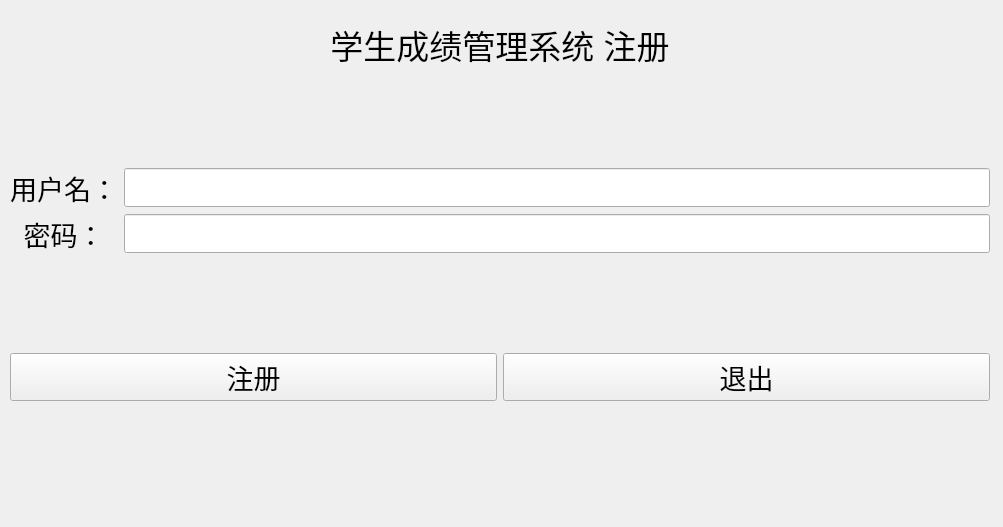
First picture: the form in registerwindow.ui, repository huiliyi-lmf/StudentScoreManagement, before the edit.
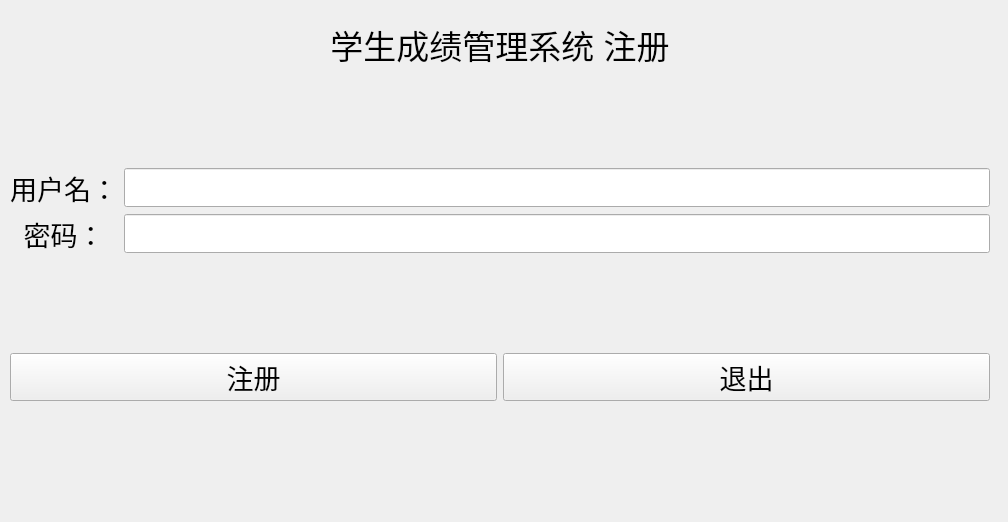
Second picture: the form after the edit.

The edit to the form file:
```diff
--- a/registerwindow.ui
+++ b/registerwindow.ui
@@ -6,8 +6,8 @@
    <rect>
     <x>0</x>
     <y>0</y>
-    <width>1003</width>
-    <height>527</height>
+    <width>1008</width>
+    <height>522</height>
    </rect>
   </property>
   <property name="windowTitle">
```
